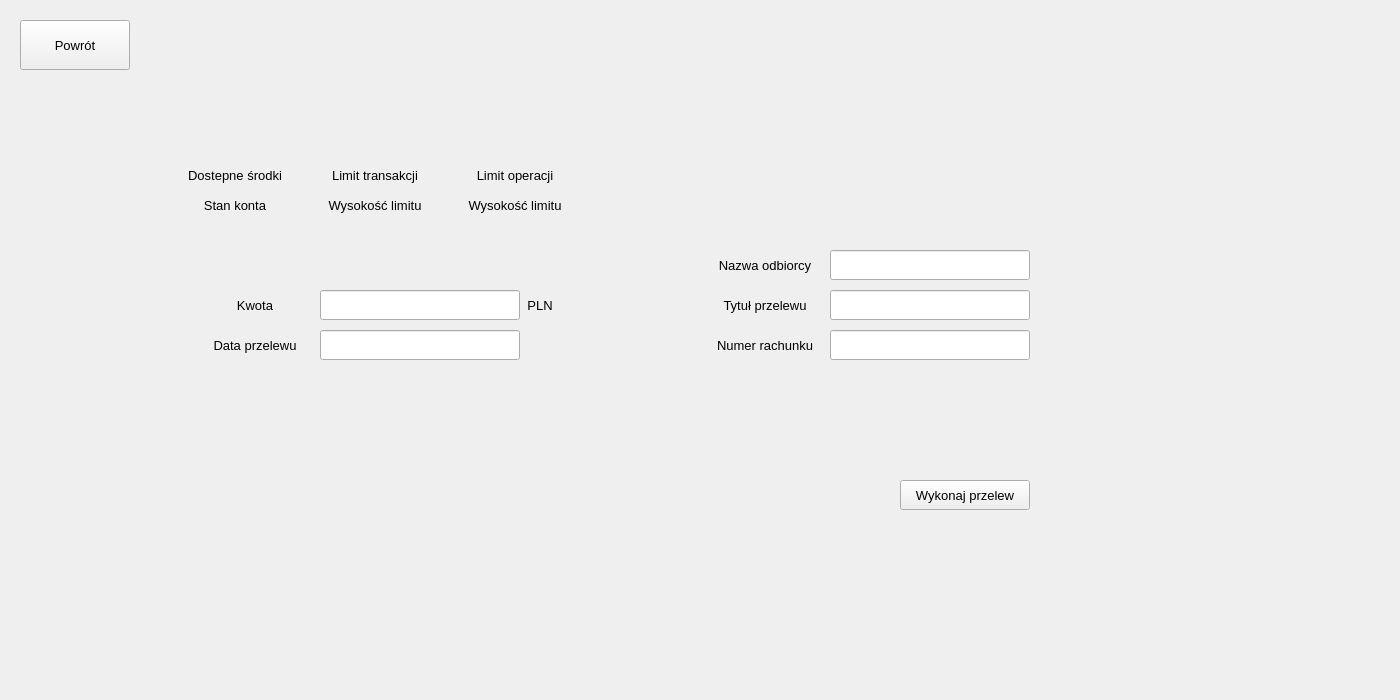
First picture: the form in widget.ui, repository damman96/OnlineBankingSimulator, before the edit.
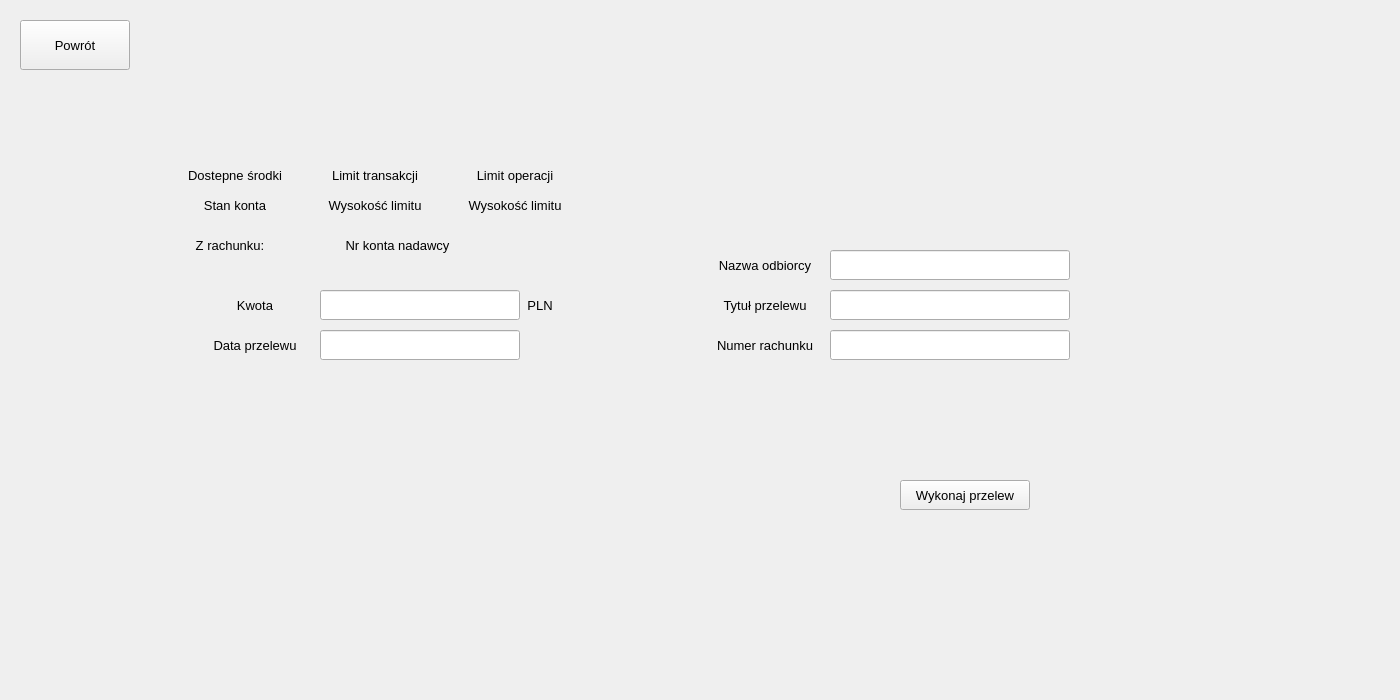
Second picture: the form after the edit. The open tabs and pages were chosen to show the change.

Patch:
```diff
--- a/widget.ui
+++ b/widget.ui
@@ -487,7 +487,7 @@
       <rect>
        <x>830</x>
        <y>250</y>
-       <width>200</width>
+       <width>240</width>
        <height>30</height>
       </rect>
      </property>
@@ -500,7 +500,7 @@
       <rect>
        <x>830</x>
        <y>290</y>
-       <width>200</width>
+       <width>240</width>
        <height>30</height>
       </rect>
      </property>
@@ -513,7 +513,7 @@
       <rect>
        <x>830</x>
        <y>330</y>
-       <width>200</width>
+       <width>240</width>
        <height>30</height>
       </rect>
      </property>
@@ -762,6 +762,48 @@
       <string>Powrót</string>
      </property>
     </widget>
+    <widget class="QLabel" name="accountDescLabel">
+     <property name="geometry">
+      <rect>
+       <x>190</x>
+       <y>230</y>
+       <width>80</width>
+       <height>30</height>
+      </rect>
+     </property>
+     <property name="font">
+      <font>
+       <family>Arial</family>
+      </font>
+     </property>
+     <property name="text">
+      <string>Z rachunku:</string>
+     </property>
+     <property name="alignment">
+      <set>Qt::AlignCenter</set>
+     </property>
+    </widget>
+    <widget class="QLabel" name="accountSenderLabel">
+     <property name="geometry">
+      <rect>
+       <x>280</x>
+       <y>230</y>
+       <width>235</width>
+       <height>30</height>
+      </rect>
+     </property>
+     <property name="font">
+      <font>
+       <family>Arial</family>
+      </font>
+     </property>
+     <property name="text">
+      <string>Nr konta nadawcy</string>
+     </property>
+     <property name="alignment">
+      <set>Qt::AlignCenter</set>
+     </property>
+    </widget>
    </widget>
   </widget>
  </widget>
```
Left out of the diff: 32 changed lines with no effect on the pictures.
